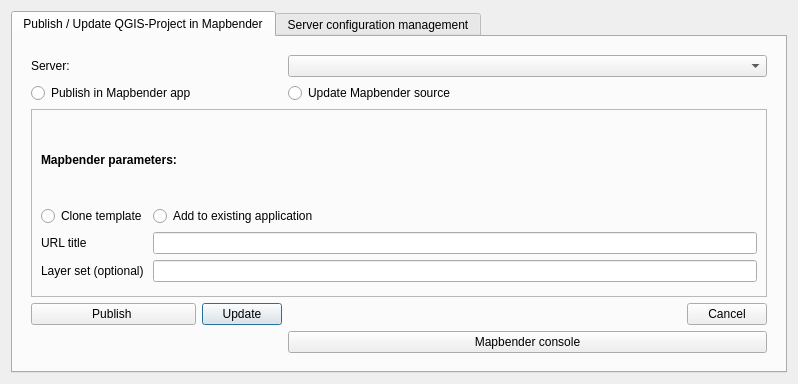
Old version of the form mapbender_plugin/dialogs/ui/main_dialog.ui in the repository WhereGroup/QGIS2Mapbender.
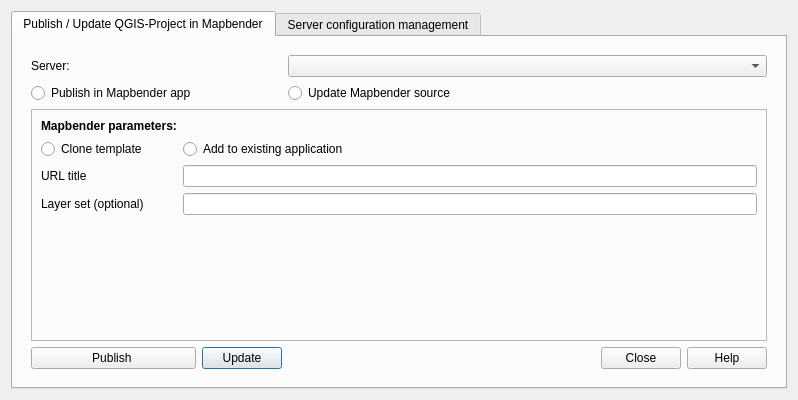
New version of the form. Icons and pictures are not drawn.

Commit message: clean code: delete test console temp button and function

Diff of the .ui file:
```diff
--- a/mapbender_plugin/dialogs/ui/main_dialog.ui
+++ b/mapbender_plugin/dialogs/ui/main_dialog.ui
@@ -7,7 +7,7 @@
     <x>0</x>
     <y>0</y>
     <width>798</width>
-    <height>384</height>
+    <height>400</height>
    </rect>
   </property>
   <property name="sizePolicy">
@@ -59,7 +59,7 @@
             </attribute>
            </widget>
           </item>
-          <item row="7" column="1">
+          <item row="8" column="1">
            <widget class="QPushButton" name="updateButton">
             <property name="text">
              <string>Update</string>
@@ -73,6 +73,24 @@
           <item row="0" column="2">
            <widget class="QComboBox" name="sectionComboBox"/>
           </item>
+          <item row="8" column="2">
+           <widget class="QDialogButtonBox" name="buttonBoxTab1">
+            <property name="standardButtons">
+             <set>QDialogButtonBox::Close|QDialogButtonBox::Help</set>
+            </property>
+           </widget>
+          </item>
+          <item row="8" column="0">
+           <widget class="QPushButton" name="publishButton">
+            <property name="text">
+             <string>Publish </string>
+            </property>
+            <property name="icon">
+             <iconset>
+              <normaloff>../../../../../resources/icons/mActionSharingExport.svg</normaloff>../../../../../resources/icons/mActionSharingExport.svg</iconset>
+            </property>
+           </widget>
+          </item>
           <item row="2" column="0" colspan="3">
            <widget class="QFrame" name="mbParamsFrame">
             <property name="frameShape">
@@ -81,7 +99,7 @@
             <property name="frameShadow">
              <enum>QFrame::Raised</enum>
             </property>
-            <layout class="QGridLayout" name="gridLayout_2">
+            <layout class="QFormLayout" name="formLayout">
              <item row="0" column="0">
               <widget class="QLabel" name="mapbenderConfigLabel">
                <property name="font">
@@ -96,62 +114,40 @@
               </widget>
              </item>
              <item row="1" column="0">
-              <layout class="QFormLayout" name="formLayout_2">
-               <item row="0" column="1">
+              <widget class="QRadioButton" name="cloneTemplateRadioButton">
+               <property name="text">
+                <string>Clone template</string>
+               </property>
+              </widget>
+             </item>
+             <item row="1" column="1">
                 <widget class="QRadioButton" name="addToAppRadioButton">
                  <property name="text">
                   <string>Add to existing application</string>
                  </property>
                 </widget>
                </item>
-               <item row="1" column="0">
+             <item row="2" column="0">
                 <widget class="QLabel" name="mapbenderAppSlugLabel">
                  <property name="text">
                   <string>URL title</string>
                  </property>
                 </widget>
                </item>
-               <item row="1" column="1">
+             <item row="2" column="1">
                 <widget class="QLineEdit" name="mapbenderCustomAppSlugLineEdit"/>
                </item>
-               <item row="2" column="0">
+             <item row="3" column="0">
                 <widget class="QLabel" name="layerSetLabel">
                  <property name="text">
                   <string>Layer set (optional)</string>
                  </property>
                 </widget>
                </item>
-               <item row="2" column="1">
+             <item row="3" column="1">
                 <widget class="QLineEdit" name="layerSetLineEdit"/>
                </item>
-               <item row="0" column="0">
-                <widget class="QRadioButton" name="cloneTemplateRadioButton">
-                 <property name="text">
-                  <string>Clone template</string>
-                 </property>
-                </widget>
-               </item>
-              </layout>
-             </item>
-            </layout>
-           </widget>
-          </item>
-          <item row="7" column="2">
-           <widget class="QDialogButtonBox" name="buttonBoxTab1">
-            <property name="standardButtons">
-             <set>QDialogButtonBox::Cancel</set>
-            </property>
-           </widget>
-          </item>
-          <item row="7" column="0">
-           <widget class="QPushButton" name="publishButton">
-            <property name="text">
-             <string>Publish </string>
-            </property>
-            <property name="icon">
-             <iconset>
-              <normaloff>../../resources/icons/mActionSharingExport.svg</normaloff>../../resources/icons/mActionSharingExport.svg</iconset>
-            </property>
+            </layout>
            </widget>
           </item>
           <item row="1" column="0">
@@ -175,13 +171,9 @@
             <property name="text">
              <string>Server:</string>
             </property>
-           </widget>
-          </item>
-          <item row="8" column="2">
-           <widget class="QPushButton" name="tmpMapbenderConsoleButton">
-            <property name="text">
-             <string>Mapbender console</string>
-            </property>
+            <attribute name="buttonGroup">
+             <string notr="true">buttonGroup</string>
+            </attribute>
            </widget>
           </item>
          </layout>
```
Left out of the diff: 37 changed lines with no effect on the pictures. Lines whose indentation alone changed are shown as unchanged. The commit also changes 1 other file.
